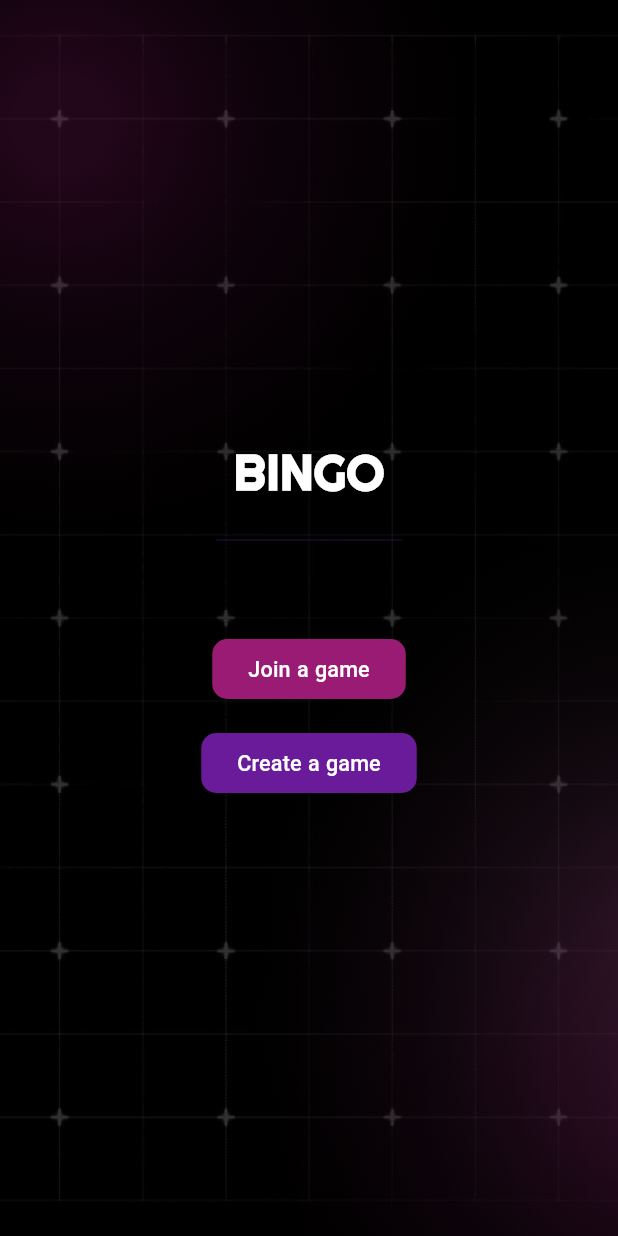
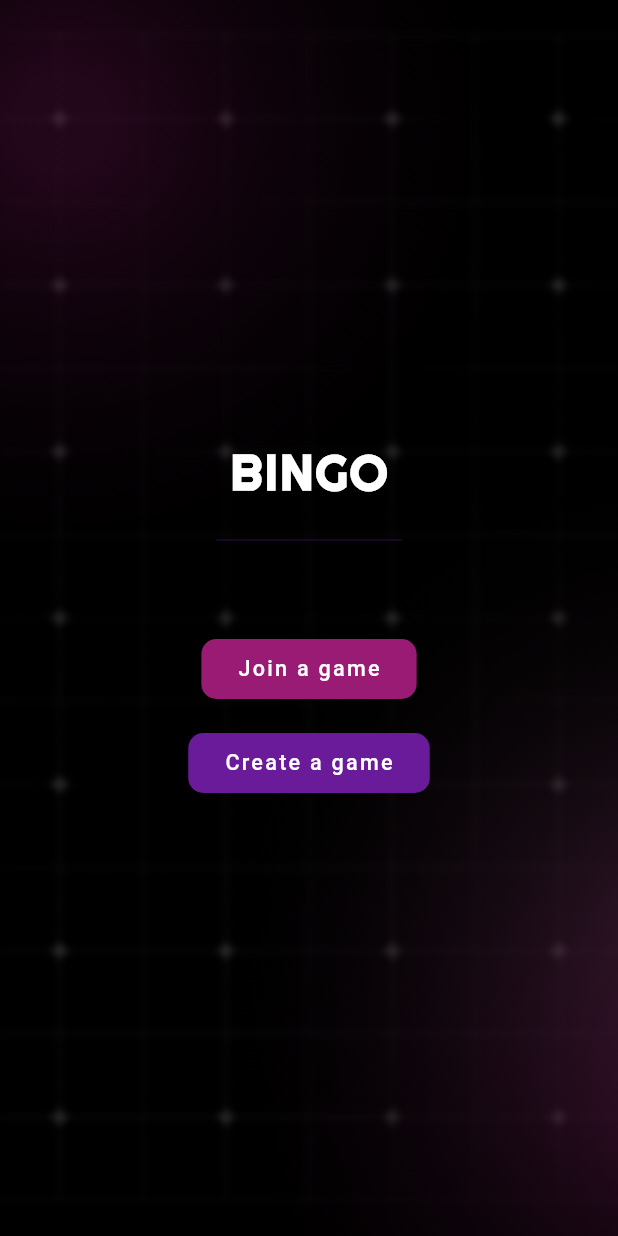
Before and after one commit to AhmedSaied22/bingo, a Flutter app: the screen it shows after launch, on a phone screen of 412 x 824 dp. Run offline on Flutter 3.47's test engine with Material 3 defaults, Android fonts, the phone set to English and light mode, and no system bars; our stand-ins replace flutter_screenutil, google_fonts; Roboto replaces fonts that are missing (Chewy).

Commit message:
Update the app fonts class to be cleaner and follow the SOLID principles.

```diff
--- a/lib/core/ui/app_styles_fonts.dart
+++ b/lib/core/ui/app_styles_fonts.dart
@@ -4,127 +4,62 @@ import 'package:flutter_screenutil/flutter_screenutil.dart';
 import 'package:google_fonts/google_fonts.dart';
 
 class AppFonts {
-  static final String fontFamily =
-      GoogleFonts.righteous().fontFamily ?? 'DefaultFont';
+  // Font Families
+  static const String primaryFont = 'Righteous';
+  static const String secondaryFont = 'Chewy';
 
-  // Font weights
-  static const FontWeight light = FontWeight.w300;
-  static const FontWeight normal = FontWeight.w500;
-  static const FontWeight semiBold = FontWeight.w600;
-  static const FontWeight bold = FontWeight.w700;
+  // Configuration
+  static const double _baseScreenWidth = 1440;
+  static const double _minScaleFactor = 0.9;
+  static const double _maxScaleFactor = 1.25;
 
-  // Helper method to calculate responsive font size
-  static double _getResponsiveFontSize(BuildContext context, double baseSize) {
-    final screenWidth = MediaQuery.of(context).size.width;
-    final baseFontSize = baseSize.sp;
+  static const FontWeights weights = FontWeights();
+  static const FontSizes sizes = FontSizes();
 
-    final responsiveSize = (baseFontSize * (screenWidth / 1440))
-        .clamp(baseSize * 0.9, baseSize * 1.25);
-
-    return responsiveSize;
-  }
-
-  static TextStyle _getTextStyle(
-    BuildContext context,
-    double baseSize,
-    FontWeight weight,
-  ) {
-    return TextStyle(
-      fontFamily: fontFamily,
-      fontSize: _getResponsiveFontSize(context, baseSize),
+  static TextStyle style({
+    required BuildContext context,
+    required double size,
+    required FontWeight weight,
+    Color color = AppColors.textColor,
+    double letterSpacing = 0,
+    String fontFamily = primaryFont, // Default to primary font
+  }) {
+    return GoogleFonts.getFont(
+      fontFamily,
+      fontSize: _responsiveSize(context, size),
       fontWeight: weight,
-      color: AppColors.textColor,
+      color: color,
+      letterSpacing: letterSpacing,
     );
   }
 
-  static TextStyle text11Light(BuildContext context) =>
-      _getTextStyle(context, 11, light);
-  static TextStyle text11Normal(BuildContext context) =>
-      _getTextStyle(context, 11, normal);
-  static TextStyle text11SemiBold(BuildContext context) =>
-      _getTextStyle(context, 11, semiBold);
-  static TextStyle text11Bold(BuildContext context) =>
-      _getTextStyle(context, 11, bold);
+  static double _responsiveSize(BuildContext context, double baseSize) {
+    final screenWidth = MediaQuery.of(context).size.width;
+    return (baseSize.sp * (screenWidth / _baseScreenWidth))
+        .clamp(baseSize * _minScaleFactor, baseSize * _maxScaleFactor);
+  }
+}
 
-  // Font size 12
-  static TextStyle text12Light(BuildContext context) =>
-      _getTextStyle(context, 12, light);
-  static TextStyle text12Normal(BuildContext context) =>
-      _getTextStyle(context, 12, normal);
-  static TextStyle text12SemiBold(BuildContext context) =>
-      _getTextStyle(context, 12, semiBold);
-  static TextStyle text12Bold(BuildContext context) =>
-      _getTextStyle(context, 12, bold);
+class FontWeights {
+  const FontWeights();
 
-  // Font size 14
-  static TextStyle text14Light(BuildContext context) =>
-      _getTextStyle(context, 14, light);
-  static TextStyle text14Normal(BuildContext context) =>
-      _getTextStyle(context, 14, normal);
-  static TextStyle text14SemiBold(BuildContext context) =>
-      _getTextStyle(context, 14, semiBold);
-  static TextStyle text14Bold(BuildContext context) =>
-      _getTextStyle(context, 14, bold);
+  final FontWeight light = FontWeight.w300;
+  final FontWeight normal = FontWeight.w500;
+  final FontWeight semiBold = FontWeight.w600;
+  final FontWeight bold = FontWeight.w700;
+}
 
-  // Font size 16
-  static TextStyle text16Light(BuildContext context) =>
-      _getTextStyle(context, 16, light);
-  static TextStyle text16Normal(BuildContext context) =>
-      _getTextStyle(context, 16, normal);
-  static TextStyle text16SemiBold(BuildContext context) =>
-      _getTextStyle(context, 16, semiBold);
-  static TextStyle text16Bold(BuildContext context) =>
-      _getTextStyle(context, 16, bold);
+class FontSizes {
+  const FontSizes();
 
-  // Font size 18
-  static TextStyle text18SemiBold(BuildContext context) =>
-      _getTextStyle(context, 18, semiBold);
-
-  // Font size 20
-  static TextStyle text20Light(BuildContext context) =>
-      _getTextStyle(context, 20, light);
-  static TextStyle text20Normal(BuildContext context) =>
-      _getTextStyle(context, 20, normal);
-  static TextStyle text20SemiBold(BuildContext context) =>
-      _getTextStyle(context, 20, semiBold);
-  static TextStyle text20Bold(BuildContext context) =>
-      _getTextStyle(context, 20, bold);
-
-  // Font size 24
-  static TextStyle text24Light(BuildContext context) =>
-      _getTextStyle(context, 24, light);
-  static TextStyle text24Normal(BuildContext context) =>
-      _getTextStyle(context, 24, normal);
-  static TextStyle text24SemiBold(BuildContext context) =>
-      _getTextStyle(context, 24, semiBold);
-  static TextStyle text24Bold(BuildContext context) =>
-      _getTextStyle(context, 24, bold);
-  // Font SIZE 28
-  static TextStyle text28Light(BuildContext context) =>
-      _getTextStyle(context, 28, light);
-  static TextStyle text28Normal(BuildContext context) =>
-      _getTextStyle(context, 28, normal);
-  static TextStyle text28SemiBold(BuildContext context) =>
-      _getTextStyle(context, 28, semiBold);
-  static TextStyle text28Bold(BuildContext context) =>
-      _getTextStyle(context, 28, bold);
-// FONT SIZE 32
-  static TextStyle text32Light(BuildContext context) =>
-      _getTextStyle(context, 32, light);
-  static TextStyle text32Normal(BuildContext context) =>
-      _getTextStyle(context, 32, normal);
-  static TextStyle text32SemiBold(BuildContext context) =>
-      _getTextStyle(context, 32, semiBold);
-  static TextStyle text32Bold(BuildContext context) =>
-      _getTextStyle(context, 32, bold);
-
-  // FONT SIZE 36
-  static TextStyle text36Light(BuildContext context) =>
-      _getTextStyle(context, 36, light);
-  static TextStyle text36Normal(BuildContext context) =>
-      _getTextStyle(context, 36, normal);
-  static TextStyle text36SemiBold(BuildContext context) =>
-      _getTextStyle(context, 36, semiBold);
-  static TextStyle text36Bold(BuildContext context) =>
-      _getTextStyle(context, 36, bold);
+  final double s11 = 11;
+  final double s12 = 12;
+  final double s14 = 14;
+  final double s16 = 16;
+  final double s18 = 18;
+  final double s20 = 20;
+  final double s24 = 24;
+  final double s28 = 28;
+  final double s32 = 32;
+  final double s36 = 36;
 }
--- a/lib/core/ui/widgets/main_button.dart
+++ b/lib/core/ui/widgets/main_button.dart
@@ -1,7 +1,6 @@
+import 'package:bingo/core/extensions/font_styles_extensions.dart';
 import 'package:bingo/core/extensions/media_query_extensions.dart';
-import 'package:bingo/core/ui/app_styles_fonts.dart';
 import 'package:flutter/material.dart';
-import 'package:google_fonts/google_fonts.dart';
 
 class MainButton extends StatelessWidget {
   const MainButton({
@@ -31,10 +30,7 @@ class MainButton extends StatelessWidget {
           ),
         ),
         onPressed: onPressed ?? () {},
-        child: Text(label,
-            style: AppFonts.text16Normal(context).copyWith(
-                color: Colors.white,
-                fontFamily: GoogleFonts.chewy().fontFamily)),
+        child: Text(label, style: context.buttonText),
       ),
     );
   }
--- a/lib/core/ui/widgets/scaffold_bg.dart
+++ b/lib/core/ui/widgets/scaffold_bg.dart
@@ -1,3 +1,5 @@
+import 'dart:ui';
+
 import 'package:bingo/core/extensions/media_query_extensions.dart';
 import 'package:bingo/core/images/app_images.dart';
 import 'package:bingo/core/ui/app_colors.dart';
@@ -14,14 +16,7 @@ class ScaffoldBackground extends StatelessWidget {
       color: Colors.black,
       child: Stack(
         children: [
-          Opacity(
-            opacity: 0.2,
-            child: Image.asset(
-              Assets.texture,
-              fit: BoxFit.cover,
-              height: context.screenHeight,
-            ),
-          ),
+          BlurredImage(),
           _buildGlowEffect(
             alignment: const Alignment(-0.8, -0.8),
             color: AppColors.secondaryColor.withValues(alpha: 0.22),
@@ -59,3 +54,24 @@ class ScaffoldBackground extends StatelessWidget {
     );
   }
 }
+
+class BlurredImage extends StatelessWidget {
+  const BlurredImage({super.key});
+
+  @override
+  Widget build(BuildContext context) {
+    return Center(
+      child: ImageFiltered(
+        imageFilter: ImageFilter.blur(sigmaX: 2.5, sigmaY: 2.5),
+        child: Opacity(
+          opacity: 0.2,
+          child: Image.asset(
+            Assets.texture,
+            fit: BoxFit.cover,
+            height: context.screenHeight,
+          ),
+        ),
+      ),
+    );
+  }
+}
--- a/lib/features/home/presentation/views/home_view.dart
+++ b/lib/features/home/presentation/views/home_view.dart
@@ -1,7 +1,7 @@
 import 'package:bingo/core/layout/responsive.dart';
-import 'package:bingo/features/home/presentation/views/widgets/desktop_home_view.dart';
-import 'package:bingo/features/home/presentation/views/widgets/mobile_home_view.dart';
-import 'package:bingo/features/home/presentation/views/widgets/tablet_home_view.dart';
+import 'package:bingo/features/home/presentation/views/widgets/desktop/desktop_home_view.dart';
+import 'package:bingo/features/home/presentation/views/widgets/mobile/mobile_home_view.dart';
+import 'package:bingo/features/home/presentation/views/widgets/tablet/tablet_home_view.dart';
 import 'package:flutter/material.dart';
 
 class HomeView extends StatelessWidget {
--- a/lib/features/home/presentation/views/widgets/desktop_home_view.dart
+++ b/lib/features/home/presentation/views/widgets/desktop/desktop_home_view.dart
@@ -1,6 +1,6 @@
+import 'package:bingo/core/extensions/font_styles_extensions.dart';
 import 'package:bingo/core/extensions/media_query_extensions.dart';
 import 'package:bingo/core/ui/app_colors.dart';
-import 'package:bingo/core/ui/app_styles_fonts.dart';
 import 'package:bingo/features/home/presentation/views/widgets/home_buttons.dart';
 import 'package:flutter/material.dart';
 import 'package:flutter_screenutil/flutter_screenutil.dart';
@@ -17,7 +17,7 @@ class DesktopHomeView extends StatelessWidget {
         children: [
           Text(
             'BINGO',
-            style: AppFonts.text36SemiBold(context),
+            style: context.headingLarge,
           ),
           Divider(
             thickness: 2.w,
--- a/lib/features/home/presentation/views/widgets/mobile_home_view.dart
+++ b/lib/features/home/presentation/views/widgets/mobile/mobile_home_view.dart
@@ -1,7 +1,6 @@
+import 'package:bingo/core/extensions/font_styles_extensions.dart';
 import 'package:bingo/core/extensions/media_query_extensions.dart';
 import 'package:bingo/core/ui/app_colors.dart';
-import 'package:bingo/core/ui/app_styles_fonts.dart';
-import 'package:bingo/core/ui/widgets/main_button.dart';
 import 'package:bingo/features/home/presentation/views/widgets/home_buttons.dart';
 import 'package:flutter/material.dart';
 import 'package:flutter_screenutil/flutter_screenutil.dart';
@@ -18,7 +17,7 @@ class MobileHomeView extends StatelessWidget {
         children: [
           Text(
             'BINGO',
-            style: AppFonts.text36SemiBold(context),
+            style: context.headingLarge,
           ),
           Divider(
             thickness: 2.w,
```
Also changed, not shown: lib/core/extensions/font_styles_extensions.dart (added, +41 -0 lines), lib/features/home/presentation/views/widgets/tablet/tablet_home_view.dart (renamed from lib/features/home/presentation/views/widgets/tablet_home_view.dart).
